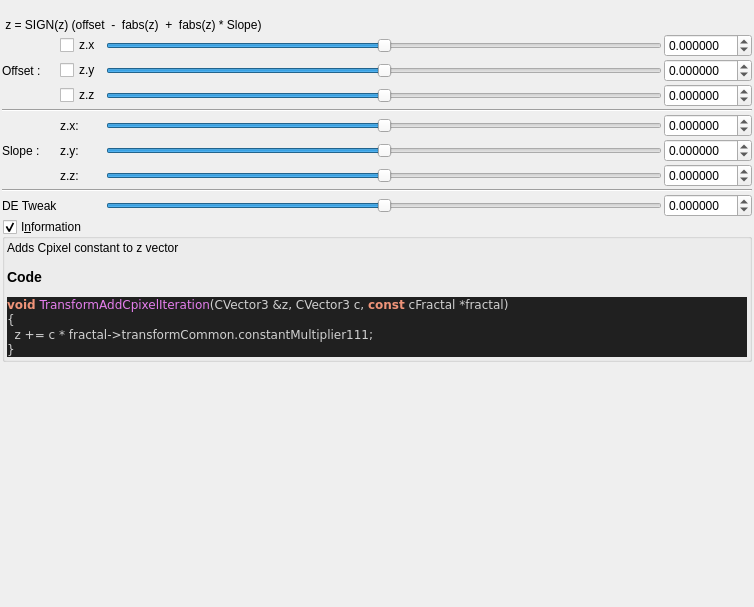
buddhi1980/mandelbulber2, file mandelbulber2/qt_data/fractal_transf_fabs_add_conditional.ui: the form before one commit.
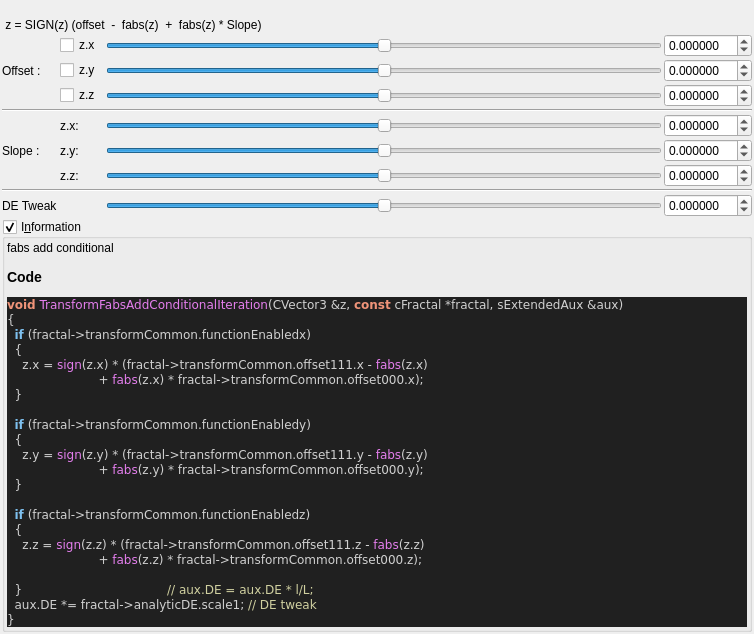
The form after the commit. Custom widgets are drawn as their Qt base class.

Patch:
```diff
--- a/mandelbulber2/qt_data/fractal_transf_fabs_add_conditional.ui
+++ b/mandelbulber2/qt_data/fractal_transf_fabs_add_conditional.ui
@@ -531,13 +531,31 @@
       <item>
        <widget class="QLabel" name="label_code_content">
         <property name="text">
-         <string>&lt;p&gt;Adds Cpixel constant to z vector&lt;/p&gt;&lt;table&gt;
+         <string>&lt;p&gt;fabs add conditional&lt;/p&gt;&lt;table&gt;
 &lt;/table&gt;
 &lt;h3&gt;Code&lt;/h3&gt;
 &lt;body style=&quot;background-color:#202020&quot;&gt;
-&lt;pre style=&quot;color:#d0d0d0; background-color:#202020;  font-family:'Courier New',monospace;&quot;&gt;&lt;span style=&quot;color:#f09479; font-weight:bold&quot;&gt;void&lt;/span&gt; &lt;span style=&quot;color:#e47eed&quot;&gt;TransformAddCpixelIteration&lt;/span&gt;&lt;span style=&quot;color:#d0d0d0&quot;&gt;(&lt;/span&gt;CVector3 &lt;span style=&quot;color:#d0d0d0&quot;&gt;&amp;amp;&lt;/span&gt;z&lt;span style=&quot;color:#d0d0d0&quot;&gt;,&lt;/span&gt; CVector3 c&lt;span style=&quot;color:#d0d0d0&quot;&gt;,&lt;/span&gt; &lt;span style=&quot;color:#f09479; font-weight:bold&quot;&gt;const&lt;/span&gt; cFractal &lt;span style=&quot;color:#d0d0d0&quot;&gt;*&lt;/span&gt;fractal&lt;span style=&quot;color:#d0d0d0&quot;&gt;)&lt;/span&gt;
+&lt;pre style=&quot;color:#d0d0d0; background-color:#202020;  font-family:'Courier New',monospace;&quot;&gt;&lt;span style=&quot;color:#f09479; font-weight:bold&quot;&gt;void&lt;/span&gt; &lt;span style=&quot;color:#e47eed&quot;&gt;TransformFabsAddConditionalIteration&lt;/span&gt;&lt;span style=&quot;color:#d0d0d0&quot;&gt;(&lt;/span&gt;CVector3 &lt;span style=&quot;color:#d0d0d0&quot;&gt;&amp;amp;&lt;/span&gt;z&lt;span style=&quot;color:#d0d0d0&quot;&gt;,&lt;/span&gt; &lt;span style=&quot;color:#f09479; font-weight:bold&quot;&gt;const&lt;/span&gt; cFractal &lt;span style=&quot;color:#d0d0d0&quot;&gt;*&lt;/span&gt;fractal&lt;span style=&quot;color:#d0d0d0&quot;&gt;,&lt;/span&gt; sExtendedAux &lt;span style=&quot;color:#d0d0d0&quot;&gt;&amp;amp;&lt;/span&gt;aux&lt;span style=&quot;color:#d0d0d0&quot;&gt;)&lt;/span&gt;
 &lt;span style=&quot;color:#d0d0d0&quot;&gt;{&lt;/span&gt;
-  z &lt;span style=&quot;color:#d0d0d0&quot;&gt;+=&lt;/span&gt; c &lt;span style=&quot;color:#d0d0d0&quot;&gt;*&lt;/span&gt; fractal&lt;span style=&quot;color:#d0d0d0&quot;&gt;-&amp;gt;&lt;/span&gt;transformCommon&lt;span style=&quot;color:#d0d0d0&quot;&gt;.&lt;/span&gt;constantMultiplier111&lt;span style=&quot;color:#d0d0d0&quot;&gt;;&lt;/span&gt;
+  &lt;span style=&quot;color:#7ec0ee; font-weight:bold&quot;&gt;if&lt;/span&gt; &lt;span style=&quot;color:#d0d0d0&quot;&gt;(&lt;/span&gt;fractal&lt;span style=&quot;color:#d0d0d0&quot;&gt;-&amp;gt;&lt;/span&gt;transformCommon&lt;span style=&quot;color:#d0d0d0&quot;&gt;.&lt;/span&gt;functionEnabledx&lt;span style=&quot;color:#d0d0d0&quot;&gt;)&lt;/span&gt;
+  &lt;span style=&quot;color:#d0d0d0&quot;&gt;{&lt;/span&gt;
+    z&lt;span style=&quot;color:#d0d0d0&quot;&gt;.&lt;/span&gt;x &lt;span style=&quot;color:#d0d0d0&quot;&gt;=&lt;/span&gt; &lt;span style=&quot;color:#e47eed&quot;&gt;sign&lt;/span&gt;&lt;span style=&quot;color:#d0d0d0&quot;&gt;(&lt;/span&gt;z&lt;span style=&quot;color:#d0d0d0&quot;&gt;.&lt;/span&gt;x&lt;span style=&quot;color:#d0d0d0&quot;&gt;) * (&lt;/span&gt;fractal&lt;span style=&quot;color:#d0d0d0&quot;&gt;-&amp;gt;&lt;/span&gt;transformCommon&lt;span style=&quot;color:#d0d0d0&quot;&gt;.&lt;/span&gt;offset111&lt;span style=&quot;color:#d0d0d0&quot;&gt;.&lt;/span&gt;x &lt;span style=&quot;color:#d0d0d0&quot;&gt;-&lt;/span&gt; &lt;span style=&quot;color:#e47eed&quot;&gt;fabs&lt;/span&gt;&lt;span style=&quot;color:#d0d0d0&quot;&gt;(&lt;/span&gt;z&lt;span style=&quot;color:#d0d0d0&quot;&gt;.&lt;/span&gt;x&lt;span style=&quot;color:#d0d0d0&quot;&gt;)&lt;/span&gt;
+                        &lt;span style=&quot;color:#d0d0d0&quot;&gt;+&lt;/span&gt; &lt;span style=&quot;color:#e47eed&quot;&gt;fabs&lt;/span&gt;&lt;span style=&quot;color:#d0d0d0&quot;&gt;(&lt;/span&gt;z&lt;span style=&quot;color:#d0d0d0&quot;&gt;.&lt;/span&gt;x&lt;span style=&quot;color:#d0d0d0&quot;&gt;) *&lt;/span&gt; fractal&lt;span style=&quot;color:#d0d0d0&quot;&gt;-&amp;gt;&lt;/span&gt;transformCommon&lt;span style=&quot;color:#d0d0d0&quot;&gt;.&lt;/span&gt;offset000&lt;span style=&quot;color:#d0d0d0&quot;&gt;.&lt;/span&gt;x&lt;span style=&quot;color:#d0d0d0&quot;&gt;);&lt;/span&gt;
+  &lt;span style=&quot;color:#d0d0d0&quot;&gt;}&lt;/span&gt;
+
+  &lt;span style=&quot;color:#7ec0ee; font-weight:bold&quot;&gt;if&lt;/span&gt; &lt;span style=&quot;color:#d0d0d0&quot;&gt;(&lt;/span&gt;fractal&lt;span style=&quot;color:#d0d0d0&quot;&gt;-&amp;gt;&lt;/span&gt;transformCommon&lt;span style=&quot;color:#d0d0d0&quot;&gt;.&lt;/span&gt;functionEnabledy&lt;span style=&quot;color:#d0d0d0&quot;&gt;)&lt;/span&gt;
+  &lt;span style=&quot;color:#d0d0d0&quot;&gt;{&lt;/span&gt;
+    z&lt;span style=&quot;color:#d0d0d0&quot;&gt;.&lt;/span&gt;y &lt;span style=&quot;color:#d0d0d0&quot;&gt;=&lt;/span&gt; &lt;span style=&quot;color:#e47eed&quot;&gt;sign&lt;/span&gt;&lt;span style=&quot;color:#d0d0d0&quot;&gt;(&lt;/span&gt;z&lt;span style=&quot;color:#d0d0d0&quot;&gt;.&lt;/span&gt;y&lt;span style=&quot;color:#d0d0d0&quot;&gt;) * (&lt;/span&gt;fractal&lt;span style=&quot;color:#d0d0d0&quot;&gt;-&amp;gt;&lt;/span&gt;transformCommon&lt;span style=&quot;color:#d0d0d0&quot;&gt;.&lt;/span&gt;offset111&lt;span style=&quot;color:#d0d0d0&quot;&gt;.&lt;/span&gt;y &lt;span style=&quot;color:#d0d0d0&quot;&gt;-&lt;/span&gt; &lt;span style=&quot;color:#e47eed&quot;&gt;fabs&lt;/span&gt;&lt;span style=&quot;color:#d0d0d0&quot;&gt;(&lt;/span&gt;z&lt;span style=&quot;color:#d0d0d0&quot;&gt;.&lt;/span&gt;y&lt;span style=&quot;color:#d0d0d0&quot;&gt;)&lt;/span&gt;
+                        &lt;span style=&quot;color:#d0d0d0&quot;&gt;+&lt;/span&gt; &lt;span style=&quot;color:#e47eed&quot;&gt;fabs&lt;/span&gt;&lt;span style=&quot;color:#d0d0d0&quot;&gt;(&lt;/span&gt;z&lt;span style=&quot;color:#d0d0d0&quot;&gt;.&lt;/span&gt;y&lt;span style=&quot;color:#d0d0d0&quot;&gt;) *&lt;/span&gt; fractal&lt;span style=&quot;color:#d0d0d0&quot;&gt;-&amp;gt;&lt;/span&gt;transformCommon&lt;span style=&quot;color:#d0d0d0&quot;&gt;.&lt;/span&gt;offset000&lt;span style=&quot;color:#d0d0d0&quot;&gt;.&lt;/span&gt;y&lt;span style=&quot;color:#d0d0d0&quot;&gt;);&lt;/span&gt;
+  &lt;span style=&quot;color:#d0d0d0&quot;&gt;}&lt;/span&gt;
+
+  &lt;span style=&quot;color:#7ec0ee; font-weight:bold&quot;&gt;if&lt;/span&gt; &lt;span style=&quot;color:#d0d0d0&quot;&gt;(&lt;/span&gt;fractal&lt;span style=&quot;color:#d0d0d0&quot;&gt;-&amp;gt;&lt;/span&gt;transformCommon&lt;span style=&quot;color:#d0d0d0&quot;&gt;.&lt;/span&gt;functionEnabledz&lt;span style=&quot;color:#d0d0d0&quot;&gt;)&lt;/span&gt;
+  &lt;span style=&quot;color:#d0d0d0&quot;&gt;{&lt;/span&gt;
+    z&lt;span style=&quot;color:#d0d0d0&quot;&gt;.&lt;/span&gt;z &lt;span style=&quot;color:#d0d0d0&quot;&gt;=&lt;/span&gt; &lt;span style=&quot;color:#e47eed&quot;&gt;sign&lt;/span&gt;&lt;span style=&quot;color:#d0d0d0&quot;&gt;(&lt;/span&gt;z&lt;span style=&quot;color:#d0d0d0&quot;&gt;.&lt;/span&gt;z&lt;span style=&quot;color:#d0d0d0&quot;&gt;) * (&lt;/span&gt;fractal&lt;span style=&quot;color:#d0d0d0&quot;&gt;-&amp;gt;&lt;/span&gt;transformCommon&lt;span style=&quot;color:#d0d0d0&quot;&gt;.&lt;/span&gt;offset111&lt;span style=&quot;color:#d0d0d0&quot;&gt;.&lt;/span&gt;z &lt;span style=&quot;color:#d0d0d0&quot;&gt;-&lt;/span&gt; &lt;span style=&quot;color:#e47eed&quot;&gt;fabs&lt;/span&gt;&lt;span style=&quot;color:#d0d0d0&quot;&gt;(&lt;/span&gt;z&lt;span style=&quot;color:#d0d0d0&quot;&gt;.&lt;/span&gt;z&lt;span style=&quot;color:#d0d0d0&quot;&gt;)&lt;/span&gt;
+                        &lt;span style=&quot;color:#d0d0d0&quot;&gt;+&lt;/span&gt; &lt;span style=&quot;color:#e47eed&quot;&gt;fabs&lt;/span&gt;&lt;span style=&quot;color:#d0d0d0&quot;&gt;(&lt;/span&gt;z&lt;span style=&quot;color:#d0d0d0&quot;&gt;.&lt;/span&gt;z&lt;span style=&quot;color:#d0d0d0&quot;&gt;) *&lt;/span&gt; fractal&lt;span style=&quot;color:#d0d0d0&quot;&gt;-&amp;gt;&lt;/span&gt;transformCommon&lt;span style=&quot;color:#d0d0d0&quot;&gt;.&lt;/span&gt;offset000&lt;span style=&quot;color:#d0d0d0&quot;&gt;.&lt;/span&gt;z&lt;span style=&quot;color:#d0d0d0&quot;&gt;);&lt;/span&gt;
+
+  &lt;span style=&quot;color:#d0d0d0&quot;&gt;}&lt;/span&gt;                                      &lt;span style=&quot;color:#d0d0a0&quot;&gt;// aux.DE = aux.DE * l/L;&lt;/span&gt;
+  aux&lt;span style=&quot;color:#d0d0d0&quot;&gt;.&lt;/span&gt;DE &lt;span style=&quot;color:#d0d0d0&quot;&gt;*=&lt;/span&gt; fractal&lt;span style=&quot;color:#d0d0d0&quot;&gt;-&amp;gt;&lt;/span&gt;analyticDE&lt;span style=&quot;color:#d0d0d0&quot;&gt;.&lt;/span&gt;scale1&lt;span style=&quot;color:#d0d0d0&quot;&gt;;&lt;/span&gt; &lt;span style=&quot;color:#d0d0a0&quot;&gt;// DE tweak&lt;/span&gt;
 &lt;span style=&quot;color:#d0d0d0&quot;&gt;}&lt;/span&gt;
 &lt;/pre&gt;
 &lt;/body&gt;</string>
```
